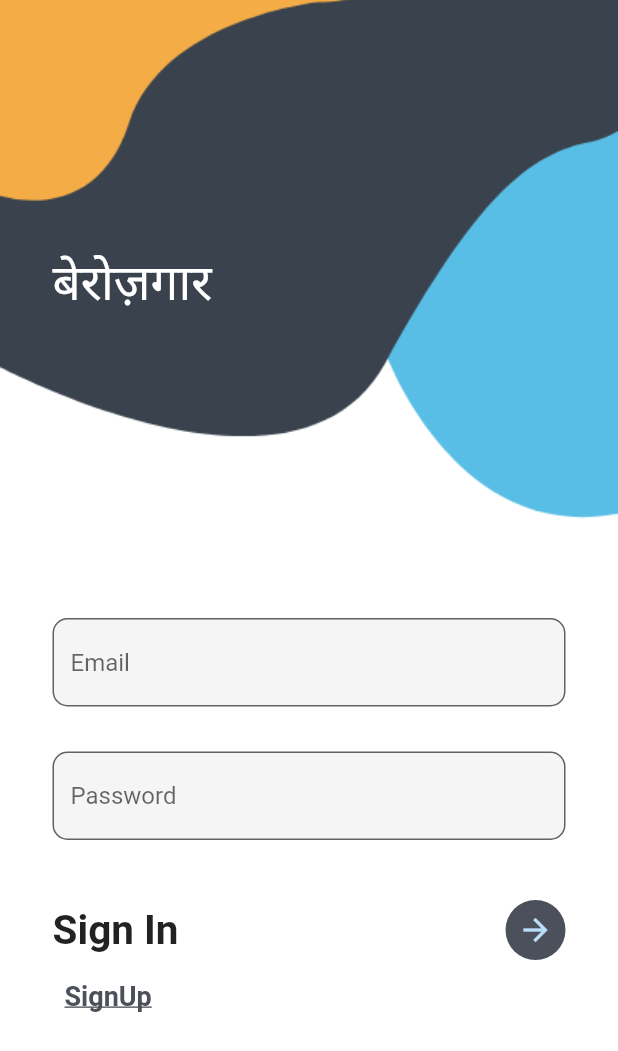
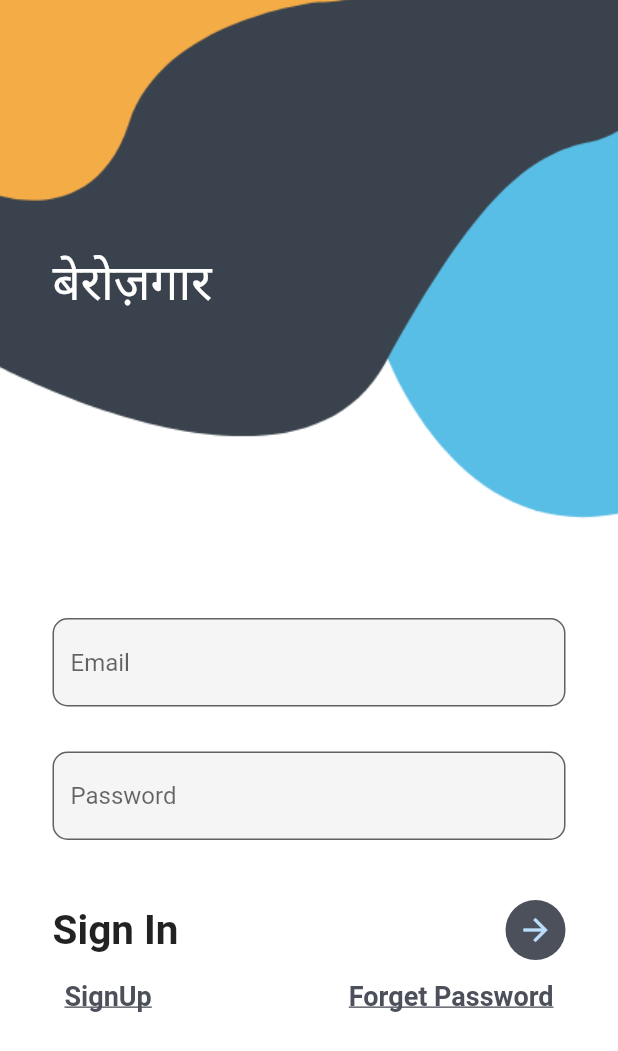
Before and after one commit to Codersanjay-inc/login-signUp_UI, a Flutter app: the screen it shows after launch, on a phone screen of 412 x 824 dp. Shown: the top 1051 px of the screen. Run offline on Flutter 3.47's test engine with Material 2 defaults, Android fonts, the phone set to English and light mode, and no system bars.

Commit message:
forget password

```diff
--- a/lib/login.dart
+++ b/lib/login.dart
@@ -77,10 +77,20 @@ class _LoginUiState extends State<LoginUi> {
                           ],
                         ),
                         Row(
+                          mainAxisAlignment: MainAxisAlignment.spaceBetween,
                           children: [
                             TextButton(
                                 onPressed: () {},
                                 child: const Text('SignUp',
+                                    style: TextStyle(
+                                      fontSize: 18,
+                                      fontWeight: FontWeight.w700,
+                                      decoration: TextDecoration.underline,
+                                      color: Color(0xff4c505b),
+                                    ))),
+                            TextButton(
+                                onPressed: () {},
+                                child: const Text('Forget Password',
                                     style: TextStyle(
                                       fontSize: 18,
                                       fontWeight: FontWeight.w700,
```
